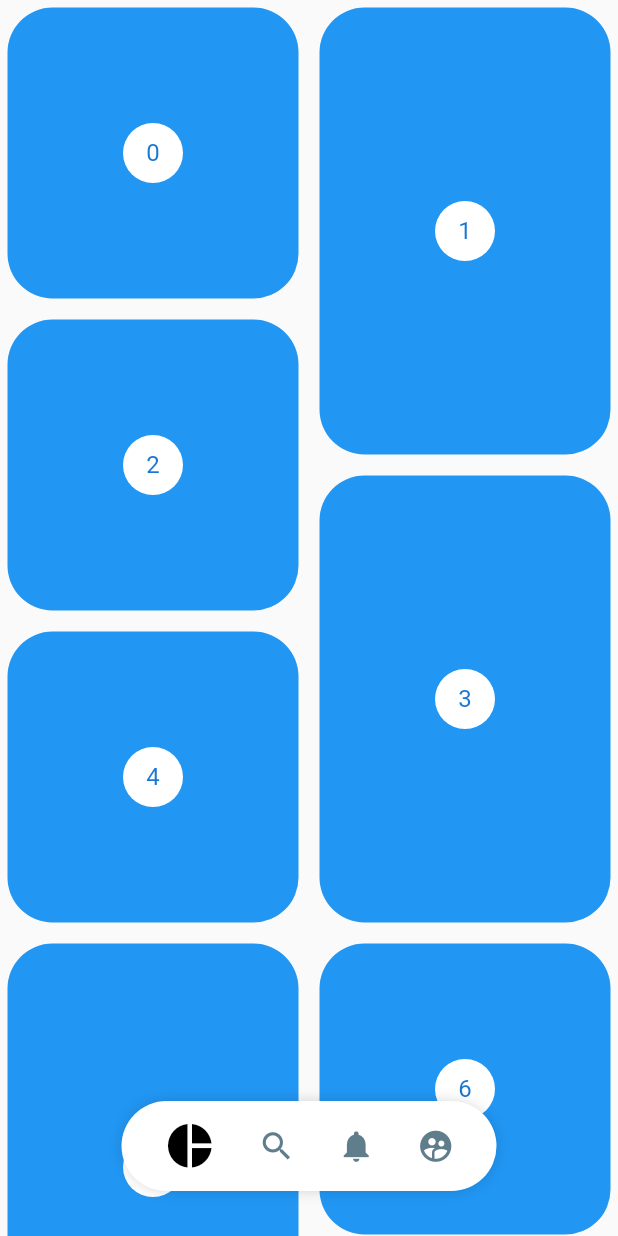
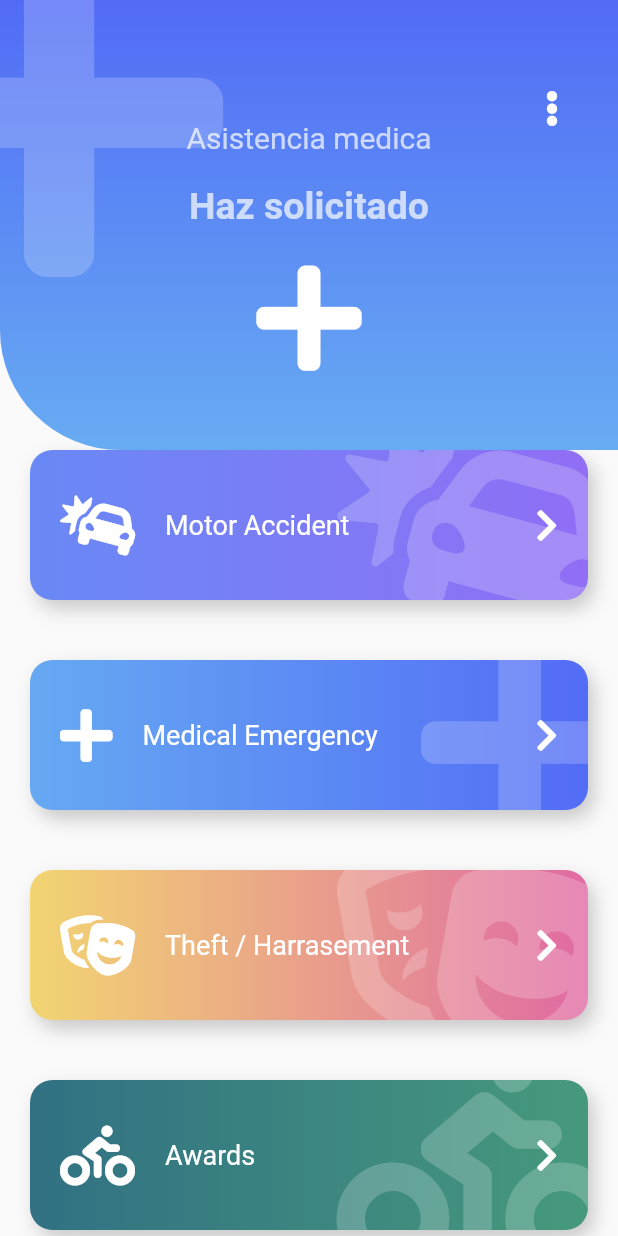
Before and after one commit to geceba/AnimacionesFlutter, a Flutter app: the screen it shows after launch, on a phone screen of 412 x 824 dp. Run offline on Flutter 3.47's test engine with Material 2 defaults, Android fonts, the phone set to English and light mode, and no system bars; our stand-ins replace animate_do, flutter_svg, font_awesome_flutter.

Commit message:
Test layout

```diff
--- a/lib/main.dart
+++ b/lib/main.dart
@@ -3,7 +3,8 @@
 //import 'package:animation/src/challenge/cuadrado_animado_page.dart';
 //import 'package:animation/src/pages/GraficasCirculares.dart';
 //import 'package:animation/src/pages/SlideShow.dart';
-import 'package:animation/src/pages/Pinterest.dart';
+//import 'package:animation/src/pages/Pinterest.dart';
+import 'package:animation/src/pages/emergency.dart';
 import 'package:flutter/material.dart';
 
 void main() => runApp(MyApp());
@@ -14,7 +15,7 @@ class MyApp extends StatelessWidget {
     return MaterialApp(
       title: 'Diseños',
       debugShowCheckedModeBanner: false,
-      home: PinterestPage(),
+      home: EmergencyPage(),
     );
   }
 }
--- a/lib/src/pages/Pinterest.dart
+++ b/lib/src/pages/Pinterest.dart
@@ -75,7 +75,6 @@ class _PinterestGridState extends State<PinterestGrid> {
 
   @override
   void initState() {
-    // TODO: implement initState
     super.initState();
     controller.addListener(() {
       if (controller.offset > lastScroll && controller.offset > 150) {
@@ -90,7 +89,6 @@ class _PinterestGridState extends State<PinterestGrid> {
 
   @override
   void dispose() {
-    // TODO: implement dispose
     controller.dispose();
     super.dispose();
   }
--- /dev/null
+++ b/lib/src/pages/emergency.dart
@@ -0,0 +1,114 @@
+import 'package:animate_do/animate_do.dart';
+import 'package:animation/src/widgets/boton_gordo.dart';
+import 'package:animation/src/widgets/headers.dart';
+import 'package:flutter/material.dart';
+import 'package:font_awesome_flutter/font_awesome_flutter.dart';
+
+class ItemBoton {
+  final IconData icon;
+  final String texto;
+  final int color1;
+  final int color2;
+
+  ItemBoton(this.icon, this.texto, this.color1, this.color2);
+}
+
+class EmergencyPage extends StatelessWidget {
+  @override
+  Widget build(BuildContext context) {
+    final items = <ItemBoton>[
+      new ItemBoton(
+          FontAwesomeIcons.carCrash, 'Motor Accident', 0xff6989F5, 0xff906EF5),
+      new ItemBoton(
+          FontAwesomeIcons.plus, 'Medical Emergency', 0xff66A9F2, 0xff536CF6),
+      new ItemBoton(FontAwesomeIcons.theaterMasks, 'Theft / Harrasement',
+          0xffF2D572, 0xffE06AA3),
+      new ItemBoton(FontAwesomeIcons.biking, 'Awards', 0xff317183, 0xff46997D),
+      new ItemBoton(
+          FontAwesomeIcons.carCrash, 'Motor Accident', 0xff6989F5, 0xff906EF5),
+      new ItemBoton(
+          FontAwesomeIcons.plus, 'Medical Emergency', 0xff66A9F2, 0xff536CF6),
+      new ItemBoton(FontAwesomeIcons.theaterMasks, 'Theft / Harrasement',
+          0xffF2D572, 0xffE06AA3),
+      new ItemBoton(FontAwesomeIcons.biking, 'Awards', 0xff317183, 0xff46997D),
+      new ItemBoton(
+          FontAwesomeIcons.carCrash, 'Motor Accident', 0xff6989F5, 0xff906EF5),
+      new ItemBoton(
+          FontAwesomeIcons.plus, 'Medical Emergency', 0xff66A9F2, 0xff536CF6),
+      new ItemBoton(FontAwesomeIcons.theaterMasks, 'Theft / Harrasement',
+          0xffF2D572, 0xffE06AA3),
+      new ItemBoton(FontAwesomeIcons.biking, 'Awards', 0xff317183, 0xff46997D),
+    ];
+
+    List<Widget> itemsMap = items
+        .map((item) => FadeInLeft(
+              duration: Duration(milliseconds: 250),
+              child: BotonGordo(
+                icon: item.icon,
+                text: item.texto,
+                color1: item.color1,
+                color2: item.color2,
+                onPress: () {},
+              ),
+            ))
+        .toList();
+    return Scaffold(
+        body: Stack(
+      children: <Widget>[
+        Container(
+            margin: EdgeInsets.only(top: 200),
+            child:
+                ListView(physics: BouncingScrollPhysics(), children: <Widget>[
+              SizedBox(
+                height: 80,
+              ),
+              ...itemsMap
+            ])),
+        _Encabezado()
+      ],
+    ));
+  }
+}
+
+class _Encabezado extends StatelessWidget {
+  @override
+  Widget build(BuildContext context) {
+    return Stack(
+      children: <Widget>[
+        IconHeader(
+          icon: FontAwesomeIcons.plus,
+          title: 'Asistencia medica',
+          subtitle: 'Haz solicitado',
+        ),
+        Positioned(
+          right: 0,
+          top: 45,
+          child: RawMaterialButton(
+            onPressed: () {},
+            shape: CircleBorder(),
+            padding: EdgeInsets.all(15.0),
+            child: FaIcon(
+              FontAwesomeIcons.ellipsisV,
+              color: Colors.white,
+            ),
+          ),
+        )
+      ],
+    );
+  }
+}
+
+class PageHeader extends StatelessWidget {
+  const PageHeader({
+    Key key,
+  }) : super(key: key);
+
+  @override
+  Widget build(BuildContext context) {
+    return IconHeader(
+      icon: FontAwesomeIcons.plus,
+      title: 'Asistencia Medica',
+      subtitle: 'Haz solcitado',
+    );
+  }
+}
--- /dev/null
+++ b/lib/src/widgets/boton_gordo.dart
@@ -0,0 +1,102 @@
+import 'package:flutter/material.dart';
+import 'package:font_awesome_flutter/font_awesome_flutter.dart';
+
+class BotonGordo extends StatelessWidget {
+  final IconData icon;
+  final String text;
+  final int color1;
+  final int color2;
+  final Function onPress;
+
+  const BotonGordo(
+      {Key key,
+      this.icon = FontAwesomeIcons.carCrash,
+      @required this.text,
+      this.color1 = 0xff6989f5,
+      this.color2 = 0xff906ef5,
+      @required this.onPress})
+      : super(key: key);
+
+  @override
+  Widget build(BuildContext context) {
+    return GestureDetector(
+      onTap: this.onPress,
+      child: Stack(children: <Widget>[
+        _BotonGordoBackground(
+          this.icon,
+          this.color1,
+          this.color2,
+        ),
+        Row(
+          mainAxisAlignment: MainAxisAlignment.center,
+          children: <Widget>[
+            SizedBox(
+              height: 140,
+              width: 40,
+            ),
+            FaIcon(this.icon, color: Colors.white, size: 40),
+            SizedBox(
+              width: 20,
+            ),
+            Expanded(
+              child: Text(
+                this.text,
+                style: TextStyle(color: Colors.white, fontSize: 18),
+              ),
+            ),
+            FaIcon(
+              FontAwesomeIcons.chevronRight,
+              color: Colors.white,
+            ),
+            SizedBox(
+              width: 40,
+            )
+          ],
+        )
+      ]),
+    );
+  }
+}
+
+class _BotonGordoBackground extends StatelessWidget {
+  final IconData icon;
+  final int color1;
+  final int color2;
+
+  _BotonGordoBackground(this.icon, this.color1, this.color2);
+
+  @override
+  Widget build(BuildContext context) {
+    // TODO: implement build
+    return Container(
+      child: ClipRRect(
+        borderRadius: BorderRadius.circular(15),
+        child: Stack(
+          children: <Widget>[
+            Positioned(
+                right: -20,
+                top: -20,
+                child: FaIcon(this.icon,
+                    size: 150, color: Colors.white.withOpacity(0.2)))
+          ],
+        ),
+      ),
+      width: double.infinity,
+      height: 100,
+      margin: EdgeInsets.all(20),
+      decoration: BoxDecoration(
+          color: Colors.red,
+          boxShadow: <BoxShadow>[
+            BoxShadow(
+                color: Colors.black.withOpacity(0.2),
+                offset: Offset(4, 6),
+                blurRadius: 10)
+          ],
+          borderRadius: BorderRadius.circular(15),
+          gradient: LinearGradient(colors: <Color>[
+            Color(this.color1),
+            Color(this.color2),
+          ])),
+    );
+  }
+}
--- a/lib/src/widgets/headers.dart
+++ b/lib/src/widgets/headers.dart
@@ -1,4 +1,5 @@
 import 'package:flutter/material.dart';
+import 'package:font_awesome_flutter/font_awesome_flutter.dart';
 
 class HeaderCuadrado extends StatelessWidget {
   @override
@@ -194,8 +195,8 @@ class _HeaderWavePainter extends CustomPainter {
     final path = new Path();
     path.lineTo(0, size.height * 0.25);
     //path.lineTo(size.width, size.height * 0.25);
-    path.quadraticBezierTo(
-        size.width * 0.25, size.height * 0.30, size.width * 0.5, size.height * 0.25);
+    path.quadraticBezierTo(size.width * 0.25, size.height * 0.30,
+        size.width * 0.5, size.height * 0.25);
     path.quadraticBezierTo(
         size.width * 0.75, size.height * 0.20, size.width, size.height * 0.25);
     path.lineTo(size.width, 0);
@@ -207,5 +208,86 @@ class _HeaderWavePainter extends CustomPainter {
     // TODO: implement shouldRepaint
     return true;
   }
+}
 
+class IconHeader extends StatelessWidget {
+  final IconData icon;
+  final String title;
+  final String subtitle;
+  final int color1;
+  final int color2;
+
+  IconHeader({@required this.icon, @required this.title, @required this.subtitle, this.color1 = 0xff526bf6,  this.color2 = 0xff67acf2 });
+
+  @override
+  Widget build(BuildContext context) {
+    final Color colorWhite = Colors.white.withOpacity(0.7);
+    return Stack(
+      children: <Widget>[
+        _IconHeaderBackground(color1: this.color1, color2: this.color2,),
+        Positioned(
+          top: -50,
+          left: -70,
+          child: FaIcon(
+            this.icon,
+            size: 250,
+            color: Colors.white.withOpacity(0.2),
+          ),
+        ),
+        Column(children: <Widget>[
+          SizedBox(
+            height: 80,
+            width: double.infinity,
+          ),
+          Text(
+            this.title,
+            style: TextStyle(fontSize: 20, color: colorWhite),
+          ),
+          SizedBox(
+            height: 20,
+          ),
+          Text(
+            this.subtitle,
+            style: TextStyle(
+                fontSize: 25, fontWeight: FontWeight.bold, color: colorWhite),
+          ),
+          SizedBox(
+            height: 20,
+          ),
+          FaIcon(
+            this.icon,
+            size: 80,
+            color: Colors.white,
+          ),
+        ])
+      ],
+    );
+  }
 }
+
+class _IconHeaderBackground extends StatelessWidget {
+  final int color1;
+  final int color2;
+
+  const _IconHeaderBackground({
+    Key key, this.color1, this.color2,
+  }) : super(key: key);
+
+  @override
+  Widget build(BuildContext context) {
+    return Container(
+      width: double.infinity,
+      height: 300,
+      decoration: BoxDecoration(
+          //color: Colors.red,
+          borderRadius: BorderRadius.only(bottomLeft: Radius.circular(80)),
+          gradient: LinearGradient(
+              begin: Alignment.topCenter,
+              end: Alignment.bottomCenter,
+              colors: <Color>[
+                Color(this.color1),
+                Color(this.color2),
+              ])),
+    );
+  }
+}
--- a/lib/src/widgets/pinterest_menu.dart
+++ b/lib/src/widgets/pinterest_menu.dart
@@ -25,29 +25,6 @@ class PinterestMenu extends StatelessWidget {
       @required this.items
       });
 
-  /*final List<PinterestButton> items = [
-    PinterestButton(
-        icon: Icons.pie_chart,
-        onPressed: () {
-          print('Icon');
-        }),
-    PinterestButton(
-        icon: Icons.search,
-        onPressed: () {
-          print('Icon 2');
-        }),
-    PinterestButton(
-        icon: Icons.notifications,
-        onPressed: () {
-          print('Icon 3');
-        }),
-    PinterestButton(
-        icon: Icons.supervised_user_circle,
-        onPressed: () {
-          print('Icon 4');
-        }),
-  ];
- */
   @override
   Widget build(BuildContext context) {
     return ChangeNotifierProvider(
--- a/pubspec.yaml
+++ b/pubspec.yaml
@@ -26,6 +26,8 @@ dependencies:
   flutter_svg: ^0.17.4
   provider: ^4.0.5
   flutter_staggered_grid_view: ^0.3.0
+  font_awesome_flutter: ^8.8.1
+  animate_do: ^1.7.2
 
 dev_dependencies:
   flutter_test:
```
Also changed, not shown: pubspec.lock.
